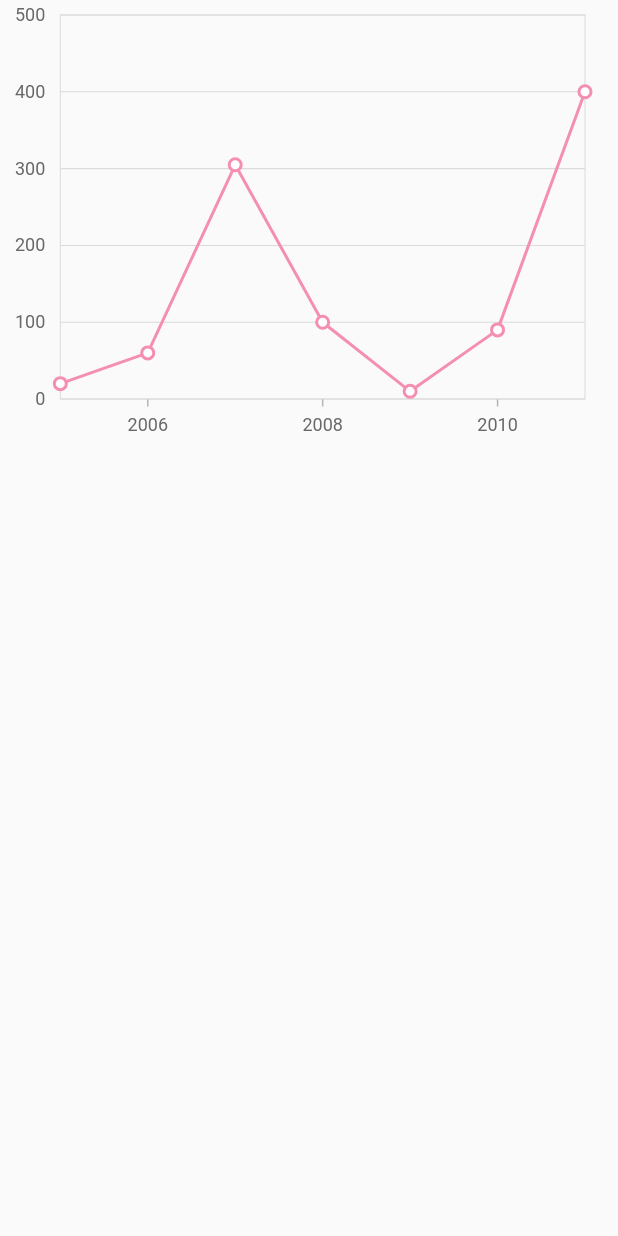
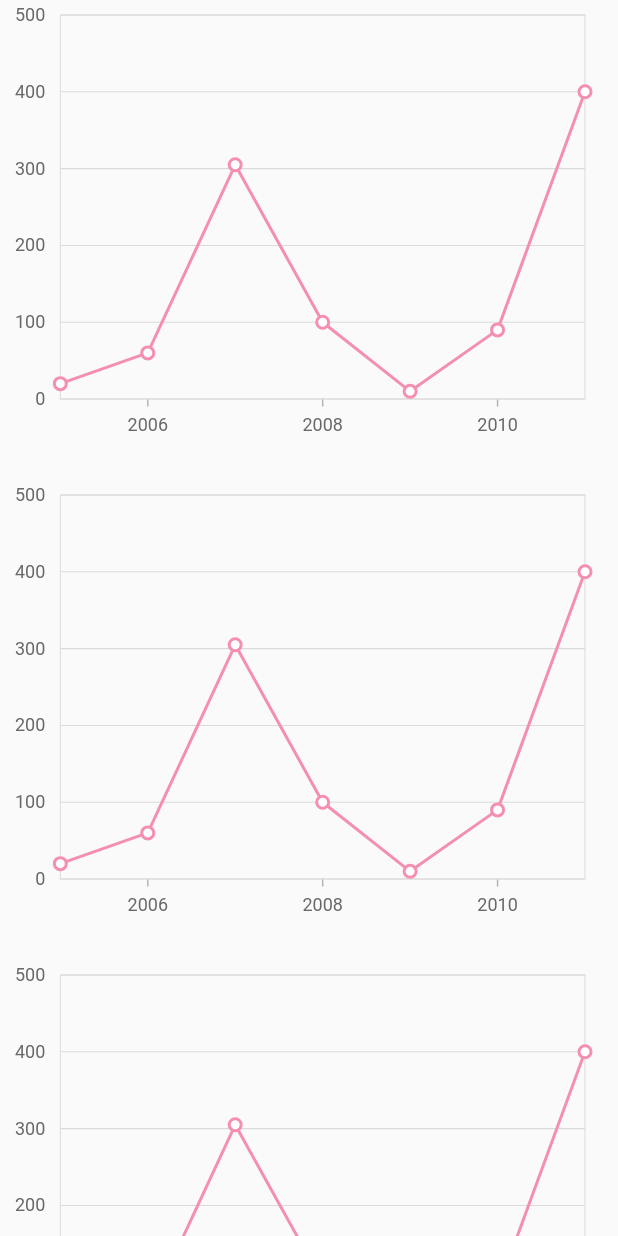
Before and after one commit to harsh11pujara/Experiment_UI, a Flutter app: the Charts screen opened directly, on a phone screen of 412 x 824 dp. Run offline on Flutter 3.47's test engine with Material 2 defaults, Android fonts, the phone set to English and light mode, and no system bars; our stand-ins replace flutter_heatmap_calendar, flutter_time_picker_spinner, pdf, printing, syncfusion_flutter_charts.

Commit message:
heat map, created pdf,  view pdf

```diff
--- a/lib/charts.dart
+++ b/lib/charts.dart
@@ -1,5 +1,11 @@
+import 'package:experiment_ui/create_pdf.dart';
 import 'package:flutter/material.dart';
 import 'package:syncfusion_flutter_charts/charts.dart';
+
+GlobalKey<State> chartKey1 = GlobalKey();
+GlobalKey<State> chartKey2 = GlobalKey();
+GlobalKey<State> chartKey3 = GlobalKey();
+
 
 class Charts extends StatelessWidget {
   Charts({Key? key}) : super(key: key);
@@ -30,7 +36,12 @@ class Charts extends StatelessWidget {
     ];
 
     return Scaffold(
-      body: SizedBox(
+      body: SingleChildScrollView(
+        child: Column(
+          children: [
+            RepaintBoundary(
+              key: chartKey1,
+              child: SizedBox(
                 height: 300,
                 width: 400,
                 child: SfCartesianChart(
@@ -57,6 +68,76 @@ class Charts extends StatelessWidget {
                       edgeLabelPlacement: EdgeLabelPlacement.shift),
                 ),
               ),
+            ),
+            const SizedBox(height: 20,),
+            RepaintBoundary(
+              key: chartKey2,
+              child: SizedBox(
+                height: 300,
+                width: 400,
+                child: SfCartesianChart(
+                  tooltipBehavior: _tooltipBehavior,
+                  series: <ChartSeries>[
+                    StackedLineSeries<ChartData, num>(
+                      dataSource: chartData,
+                      xValueMapper: (ChartData data, _) => data.year,
+                      yValueMapper: (ChartData data, _) => data.sales,
+                      markerSettings: const MarkerSettings(isVisible: true),
+                      color: Colors.pink[200],
+                      enableTooltip: true,
+                    ),
+                  ],
+                  primaryXAxis: NumericAxis(
+                      majorGridLines: const MajorGridLines(width: 0),
+                      isVisible: true,
+                      axisLine: const AxisLine(width: 0),
+                      edgeLabelPlacement: EdgeLabelPlacement.shift),
+                  primaryYAxis: NumericAxis(
+                      majorTickLines: const MajorTickLines(width: 0),
+                      isVisible: true,
+                      axisLine: const AxisLine(width: 0),
+                      edgeLabelPlacement: EdgeLabelPlacement.shift),
+                ),
+              ),
+            ),
+            const SizedBox(height: 20,),
+            RepaintBoundary(
+              key: chartKey3,
+              child: SizedBox(
+                height: 300,
+                width: 400,
+                child: SfCartesianChart(
+                  tooltipBehavior: _tooltipBehavior,
+                  series: <ChartSeries>[
+                    StackedLineSeries<ChartData, num>(
+                      dataSource: chartData,
+                      xValueMapper: (ChartData data, _) => data.year,
+                      yValueMapper: (ChartData data, _) => data.sales,
+                      markerSettings: const MarkerSettings(isVisible: true),
+                      color: Colors.pink[200],
+                      enableTooltip: true,
+                    ),
+                  ],
+                  primaryXAxis: NumericAxis(
+                      majorGridLines: const MajorGridLines(width: 0),
+                      isVisible: true,
+                      axisLine: const AxisLine(width: 0),
+                      edgeLabelPlacement: EdgeLabelPlacement.shift),
+                  primaryYAxis: NumericAxis(
+                      majorTickLines: const MajorTickLines(width: 0),
+                      isVisible: true,
+                      axisLine: const AxisLine(width: 0),
+                      edgeLabelPlacement: EdgeLabelPlacement.shift),
+                ),
+              ),
+            ),
+            const SizedBox(height: 20,),
+            ElevatedButton(onPressed: () {
+              Navigator.push(context, MaterialPageRoute(builder: (context) => const CreatePdf(),));
+            }, child: const Text("PDF view"),),
+          ],
+        ),
+      ),
     );
   }
 }
--- a/lib/main.dart
+++ b/lib/main.dart
@@ -1,7 +1,9 @@
+import 'package:experiment_ui/charts.dart';
 import 'package:experiment_ui/dialog_box.dart';
+import 'package:experiment_ui/heat_map_calender.dart';
 import 'package:experiment_ui/swipe_delete.dart';
 import 'package:flutter/material.dart';
 
 void main() {
-  runApp(MaterialApp(home: DialogBox(),));
+  runApp(MaterialApp(home: HeatMapCalender(),));
 }
--- a/pubspec.yaml
+++ b/pubspec.yaml
@@ -32,6 +32,9 @@ dependencies:
     sdk: flutter
   syncfusion_flutter_charts: ^20.4.54
   flutter_time_picker_spinner: ^2.0.0
+  pdf: ^3.10.1
+  printing: ^5.10.4
+  flutter_heatmap_calendar: ^1.0.5
 
   # The following adds the Cupertino Icons font to your application.
   # Use with the CupertinoIcons class for iOS style icons.
```
Also changed, not shown: lib/create_pdf.dart (added, +80 -0 lines), lib/dialog_box.dart (+37 -8 lines), lib/heat_map_calender.dart (added, +50 -0 lines), pubspec.lock. Lines whose indentation alone changed are shown as unchanged.
